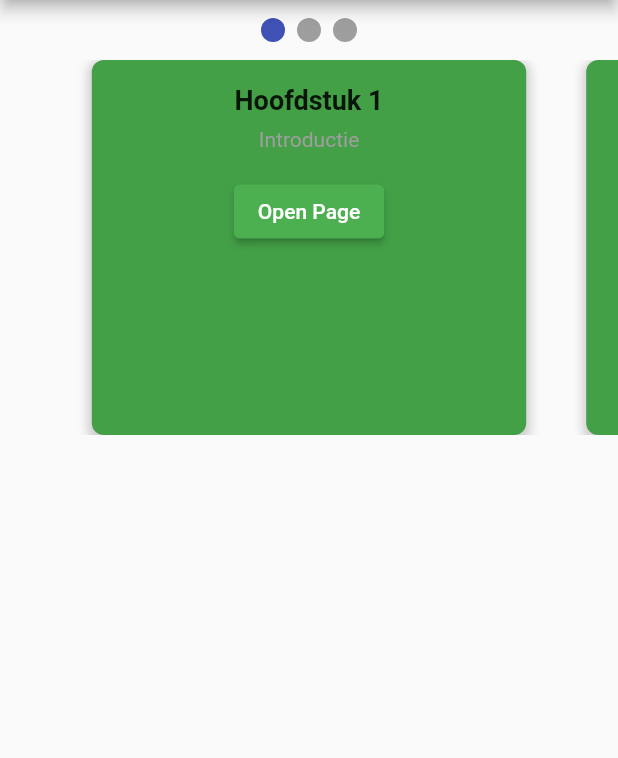
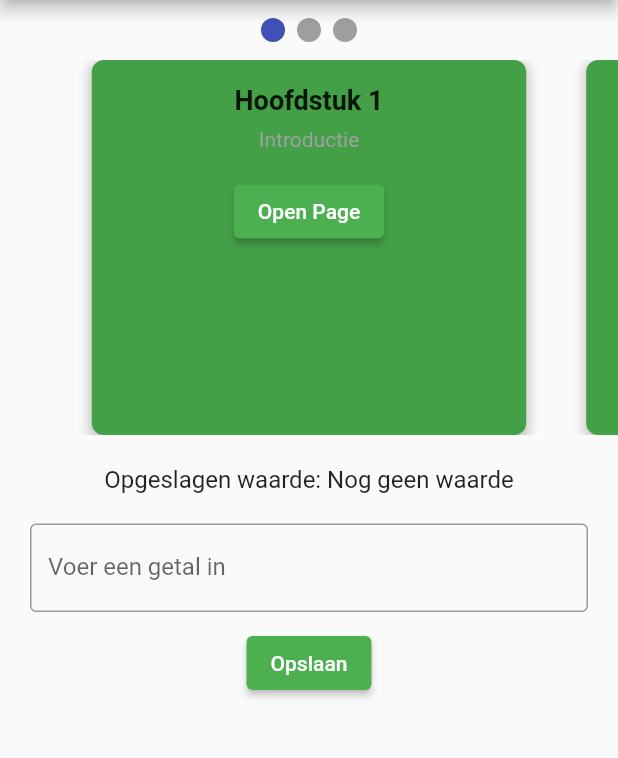
Before and after one commit to ja-rmo/s1129425_s1114311_iiatimd_app, a Flutter app: the screen it shows after launch, on a phone screen of 412 x 824 dp, the part 84-842 px from its top. Run offline on Flutter 3.47's test engine with Material 2 defaults, Android fonts, the phone set to English and light mode, and no system bars; drawn by our look-alikes of smooth_page_indicator; our stand-ins replace shared_preferences, video_player.

Commit message:
very easy lokaal opslaan
paar void functions die het makkelijk maken om dingen lokaal op te slaan, en in dit geval onder de naam testyinteger

```diff
--- a/lib/main.dart
+++ b/lib/main.dart
@@ -1,5 +1,6 @@
 import 'package:flutter/material.dart';
 import 'package:smooth_page_indicator/smooth_page_indicator.dart';
+import 'package:shared_preferences/shared_preferences.dart';
 import 'chapter.dart';
 import 'chapter_navigation.dart';
 import 'full_video_page.dart';
@@ -33,8 +34,38 @@ class MainApp extends StatelessWidget {
   }
 }
 
-class HomePage extends StatelessWidget {
+class HomePage extends StatefulWidget {
   const HomePage({Key? key}) : super(key: key);
+
+  @override
+  // ignore: library_private_types_in_public_api
+  _HomePageState createState() => _HomePageState();
+}
+
+class _HomePageState extends State<HomePage> {
+  final TextEditingController _textFieldController = TextEditingController();
+  int? savedInteger;
+
+  @override
+  void initState() {
+    super.initState();
+    _loadInteger();
+  }
+
+  void _loadInteger() async {
+    SharedPreferences prefs = await SharedPreferences.getInstance();
+    setState(() {
+      savedInteger = prefs.getInt('testyinteger');
+    });
+  }
+
+  void _saveInteger(int value) async {
+    SharedPreferences prefs = await SharedPreferences.getInstance();
+    await prefs.setInt('testyinteger', value);
+    setState(() {
+      savedInteger = value;
+    });
+  }
 
   @override
   Widget build(BuildContext context) {
@@ -86,6 +117,33 @@ class HomePage extends StatelessWidget {
               ],
             ),
           ),
+          const SizedBox(height: 20),
+          Text(
+            'Opgeslagen waarde: ${savedInteger ?? "Nog geen waarde"}',
+            style: const TextStyle(fontSize: 16),
+          ),
+          const SizedBox(height: 20),
+          Padding(
+            padding: const EdgeInsets.symmetric(horizontal: 20),
+            child: TextField(
+              controller: _textFieldController,
+              keyboardType: TextInputType.number,
+              decoration: const InputDecoration(
+                labelText: 'Voer een getal in',
+                border: OutlineInputBorder(),
+              ),
+            ),
+          ),
+          const SizedBox(height: 10),
+          ElevatedButton(
+            onPressed: () {
+              int? value = int.tryParse(_textFieldController.text);
+              if (value != null) {
+                _saveInteger(value);
+              }
+            },
+            child: const Text('Opslaan'),
+          ),
         ],
       ),
     );
--- a/pubspec.yaml
+++ b/pubspec.yaml
@@ -31,6 +31,7 @@ dependencies:
   flutter:
     sdk: flutter
   video_player: ^2.4.0
+  shared_preferences: ^2.0.12
 
 
   # The following adds the Cupertino Icons font to your application.
```
Also changed, not shown: pubspec.lock, 1 other file.
